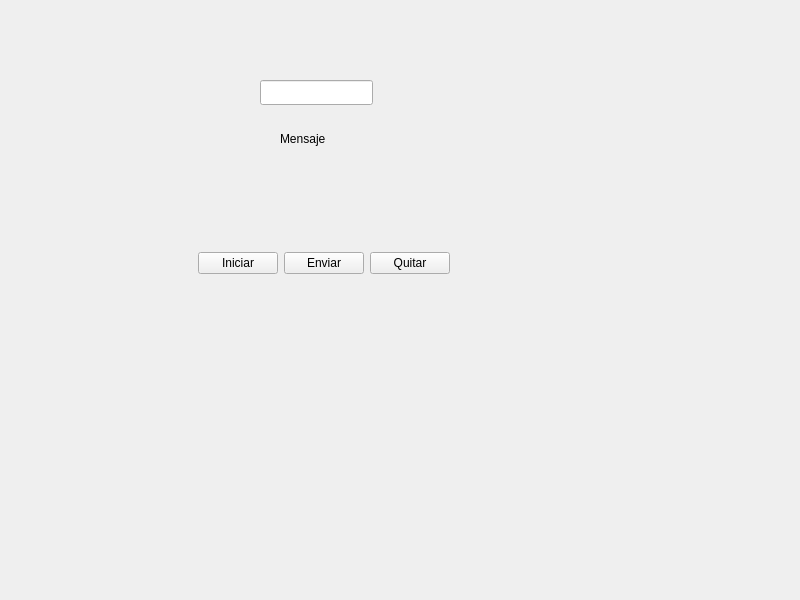
Above: 80-QLocalSocket&QLocalServer/localServer/widget.ui from Dans182/qt-creator-tutorial before the change. Below: the same form after it.
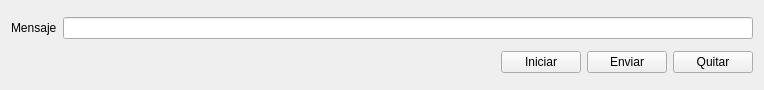
That is the form after the change.

What changed in the file:
```diff
--- a/80-QLocalSocket&QLocalServer/localServer/widget.ui
+++ b/80-QLocalSocket&QLocalServer/localServer/widget.ui
@@ -6,45 +6,29 @@
    <rect>
     <x>0</x>
     <y>0</y>
-    <width>800</width>
-    <height>600</height>
+    <width>764</width>
+    <height>90</height>
    </rect>
   </property>
   <property name="windowTitle">
    <string>Widget</string>
   </property>
-  <widget class="QLineEdit" name="lineEdit">
-   <property name="geometry">
-    <rect>
-     <x>260</x>
-     <y>80</y>
-     <width>113</width>
-     <height>25</height>
-    </rect>
-   </property>
-  </widget>
+  <layout class="QGridLayout" name="gridLayout">
+   <item row="0" column="0">
+    <layout class="QHBoxLayout" name="horizontalLayout_2">
+     <item>
   <widget class="QLabel" name="label">
-   <property name="geometry">
-    <rect>
-     <x>280</x>
-     <y>130</y>
-     <width>67</width>
-     <height>17</height>
-    </rect>
-   </property>
    <property name="text">
     <string>Mensaje</string>
    </property>
   </widget>
-  <widget class="QWidget" name="">
-   <property name="geometry">
-    <rect>
-     <x>150</x>
-     <y>250</y>
-     <width>300</width>
-     <height>27</height>
-    </rect>
-   </property>
+     </item>
+     <item>
+      <widget class="QLineEdit" name="msj"/>
+     </item>
+    </layout>
+   </item>
+   <item row="1" column="0">
    <layout class="QHBoxLayout" name="horizontalLayout">
     <item>
      <spacer name="horizontalSpacer">
@@ -81,7 +65,8 @@
      </widget>
     </item>
    </layout>
-  </widget>
+   </item>
+  </layout>
  </widget>
  <resources/>
  <connections/>
```
Left out of the diff: 6 changed lines with no effect on the pictures. Lines whose indentation alone changed are shown as unchanged.
